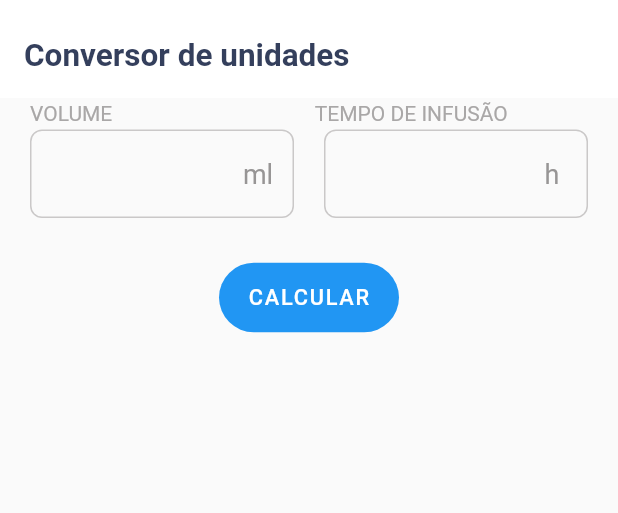
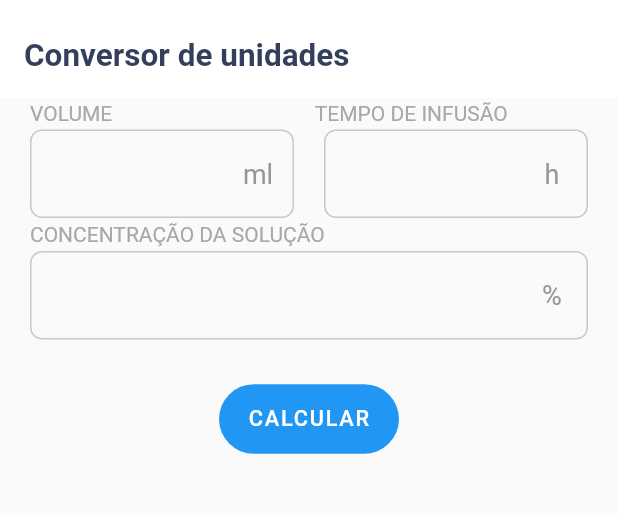
Before and after one commit to patrickkaic/AxCalc, a Flutter app: the detailsPageUnit screen opened by its route, on a phone screen of 412 x 824 dp, the part 46-559 px from its top. Run offline on Flutter 3.47's test engine with Material 2 defaults, Android fonts, the phone set to English and light mode, and no system bars; our stand-ins replace go_router, toggle_switch.

Commit message:
fix: started fix in unit screen

```diff
--- a/lib/details_page/unit/details_page_unit.dart
+++ b/lib/details_page/unit/details_page_unit.dart
@@ -161,6 +161,57 @@ class _detailsPageUnitState extends State<detailsPageUnit> {
               ],
             ),
           ),
+          Row(
+            children: [
+              Padding(
+                padding: const EdgeInsets.symmetric(horizontal: 20),
+                child: Text(
+                  'CONCENTRAÇÃO DA SOLUÇÃO',
+                  style: TextStyle(
+                    fontSize: 14,
+                    color: Color.fromARGB(255, 169, 167, 167),
+                  ),
+                ),
+              ),
+            ],
+          ),
+          Padding(
+            padding: const EdgeInsets.symmetric(horizontal: 20.0, vertical: 3),
+            child: Row(
+              children: [
+                Expanded(
+                  child: TextFormField(
+                    controller: inputController1,
+                    keyboardType: TextInputType.number,
+                    decoration: InputDecoration(
+                      focusedBorder: OutlineInputBorder(
+                        borderSide: BorderSide(
+                          color: Color.fromARGB(255, 202, 200, 200),
+                        ),
+                        borderRadius: BorderRadius.circular(8),
+                      ),
+                      suffixIcon: Align(
+                        widthFactor: 1.0,
+                        heightFactor: 1.0,
+                        child: Text(
+                          '%',
+                          style: TextStyle(
+                            fontSize: 18,
+                            color: Color.fromARGB(255, 151, 149, 149),
+                          ),
+                        ),
+                      ),
+                      enabledBorder: OutlineInputBorder(
+                        borderSide: BorderSide(
+                            color: Color.fromARGB(255, 202, 200, 200)),
+                        borderRadius: BorderRadius.circular(8),
+                      ),
+                    ),
+                  ),
+                ),
+              ],
+            ),
+          ),
           SizedBox(
             width: 120,
             height: 100,
```
